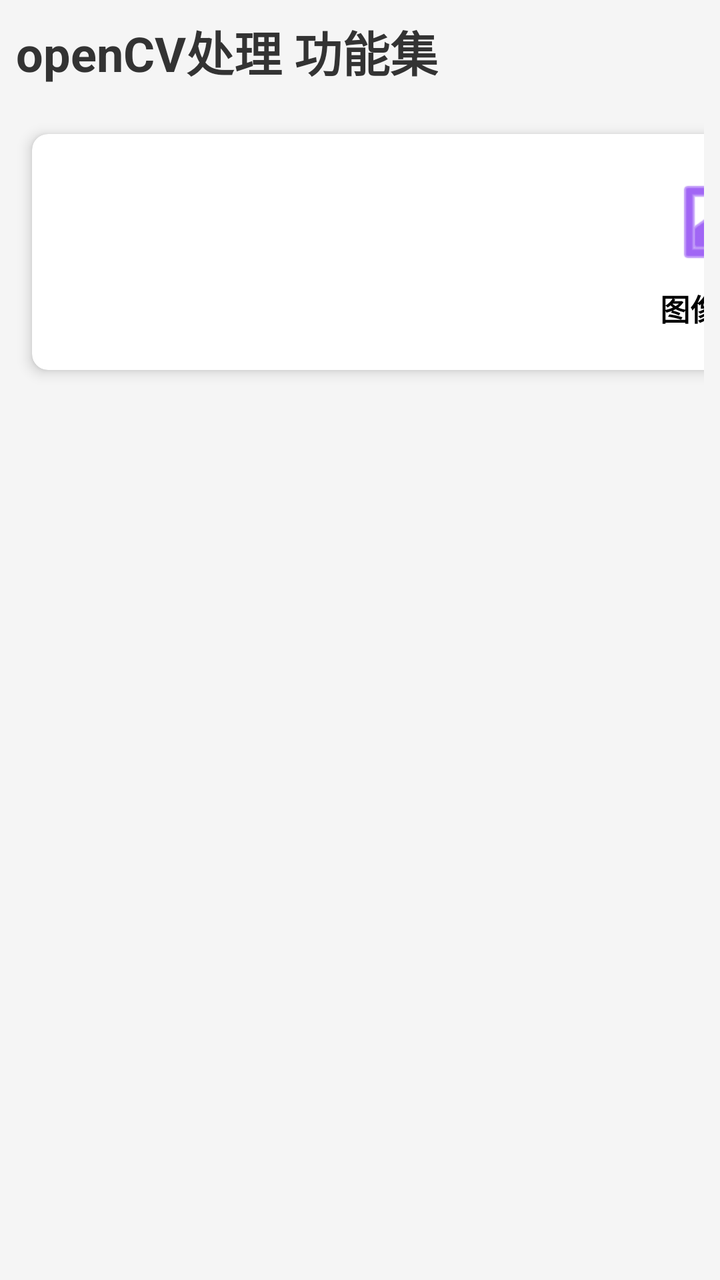
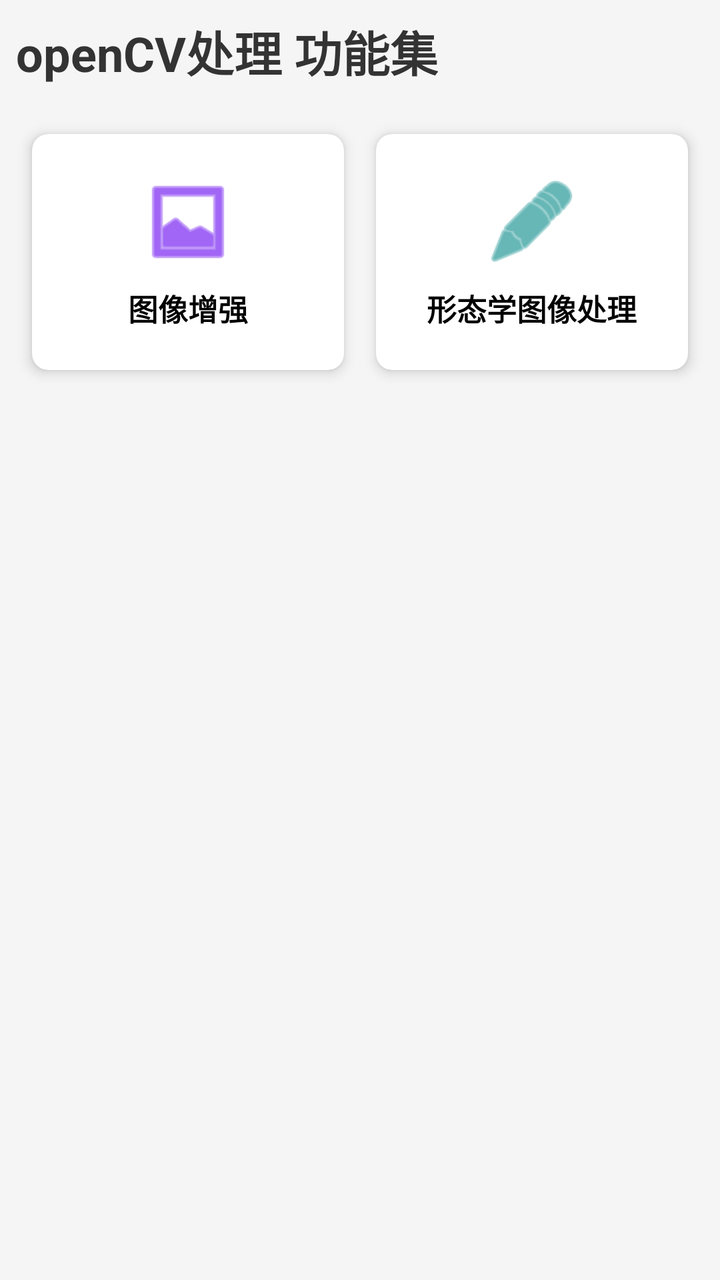

Before-and-after screenshots of an Android layout around one commit, followed by the original layout XML and the change that was made.
<!-- AndroidManifest.xml: application theme Theme.OpencvProcessing -->
<!-- res/layout/fragment_main_layout.xml -->
<?xml version="1.0" encoding="utf-8"?>
<androidx.core.widget.NestedScrollView xmlns:android="http://schemas.android.com/apk/res/android"
    xmlns:app="http://schemas.android.com/apk/res-auto"
    xmlns:tools="http://schemas.android.com/tools"
    android:layout_width="match_parent"
    android:layout_height="match_parent"
    android:background="#F5F5F5">

    <androidx.constraintlayout.widget.ConstraintLayout
        android:layout_width="match_parent"
        android:layout_height="wrap_content"
        android:padding="8dp">

        <TextView
            android:id="@+id/tv_title"
            android:layout_width="wrap_content"
            android:layout_height="wrap_content"
            android:text="openCV处理 功能集"
            android:textColor="#333333"
            android:textSize="24sp"
            android:textStyle="bold"
            app:layout_constraintStart_toStartOf="parent"
            app:layout_constraintTop_toTopOf="parent"
            tools:ignore="HardcodedText" />

        <GridLayout
            android:layout_width="match_parent"
            android:layout_height="wrap_content"
            android:layout_marginTop="16dp"
            android:columnCount="3"
            android:alignmentMode="alignMargins"
            android:columnOrderPreserved="false"
            app:layout_constraintTop_toBottomOf="@id/tv_title">

        
            <com.google.android.material.card.MaterialCardView
                android:layout_width="0dp"
                android:layout_height="wrap_content"
                android:layout_columnWeight="1"
                android:layout_margin="8dp"
                app:cardCornerRadius="8dp"
                app:cardElevation="4dp">

                <LinearLayout
                    android:id="@+id/btn_image_enhance"
                    android:layout_width="match_parent"
                    android:layout_height="match_parent"
                    android:gravity="center"
                    android:orientation="vertical"
                    android:padding="20dp"
                    android:clickable="true"
                    android:focusable="true"
                    android:background="?attr/selectableItemBackground">

                    <ImageView
                        android:layout_width="48dp"
                        android:layout_height="48dp"
                        android:src="@android:drawable/ic_menu_gallery"
                        android:contentDescription="图像增强"
                        app:tint="@color/purple_500"
                        tools:ignore="HardcodedText" />

                    <TextView
                        android:layout_width="wrap_content"
                        android:layout_height="wrap_content"
                        android:layout_marginTop="8dp"
                        android:text="图像增强"
                        android:textColor="#000000"
                        android:textSize="15sp"
                        android:textStyle="bold"
                        tools:ignore="HardcodedText" />
                </LinearLayout>
            </com.google.android.material.card.MaterialCardView>

        </GridLayout>

    </androidx.constraintlayout.widget.ConstraintLayout>
</androidx.core.widget.NestedScrollView>
<!-- resources referenced by this layout -->
<resources>
  <color name="purple_500">#FF6200EE</color>
  <style name="Theme.OpencvProcessing" parent="Theme.MaterialComponents.DayNight.DarkActionBar">
          
          <item name="colorPrimary">@color/purple_500</item>
          <item name="colorPrimaryVariant">@color/purple_700</item>
          <item name="colorOnPrimary">@color/white</item>
          
          <item name="colorSecondary">@color/teal_200</item>
          <item name="colorSecondaryVariant">@color/teal_700</item>
          <item name="colorOnSecondary">@color/black</item>
          
          <item name="android:statusBarColor">?attr/colorPrimaryVariant</item>
          
      </style>
  <color name="purple_700">#FF3700B3</color>
  <color name="white">#FFFFFFFF</color>
  <color name="teal_200">#FF03DAC5</color>
  <color name="teal_700">#FF018786</color>
  <color name="black">#FF000000</color>
</resources>

<!-- the commit's change to res/layout/fragment_main_layout.xml (unified diff, before → after) -->
@@ -27,7 +27,7 @@
             android:layout_width="match_parent"
             android:layout_height="wrap_content"
             android:layout_marginTop="16dp"
-            android:columnCount="3"
+            android:columnCount="2"
             android:alignmentMode="alignMargins"
             android:columnOrderPreserved="false"
             app:layout_constraintTop_toBottomOf="@id/tv_title">
@@ -72,6 +72,46 @@
                 </LinearLayout>
             </com.google.android.material.card.MaterialCardView>
 
+        
+            <com.google.android.material.card.MaterialCardView
+                android:layout_width="0dp"
+                android:layout_height="wrap_content"
+                android:layout_columnWeight="1"
+                android:layout_margin="8dp"
+                app:cardCornerRadius="8dp"
+                app:cardElevation="4dp">
+
+                <LinearLayout
+                    android:id="@+id/btn_morphology"
+                    android:layout_width="match_parent"
+                    android:layout_height="match_parent"
+                    android:gravity="center"
+                    android:orientation="vertical"
+                    android:padding="20dp"
+                    android:clickable="true"
+                    android:focusable="true"
+                    android:background="?attr/selectableItemBackground">
+
+                    <ImageView
+                        android:layout_width="48dp"
+                        android:layout_height="48dp"
+                        android:src="@android:drawable/ic_menu_edit"
+                        android:contentDescription="形态学图像处理"
+                        app:tint="@color/teal_700"
+                        tools:ignore="HardcodedText" />
+
+                    <TextView
+                        android:layout_width="wrap_content"
+                        android:layout_height="wrap_content"
+                        android:layout_marginTop="8dp"
+                        android:text="形态学图像处理"
+                        android:textColor="#000000"
+                        android:textSize="15sp"
+                        android:textStyle="bold"
+                        tools:ignore="HardcodedText" />
+                </LinearLayout>
+            </com.google.android.material.card.MaterialCardView>
+
         </GridLayout>
 
     </androidx.constraintlayout.widget.ConstraintLayout>
